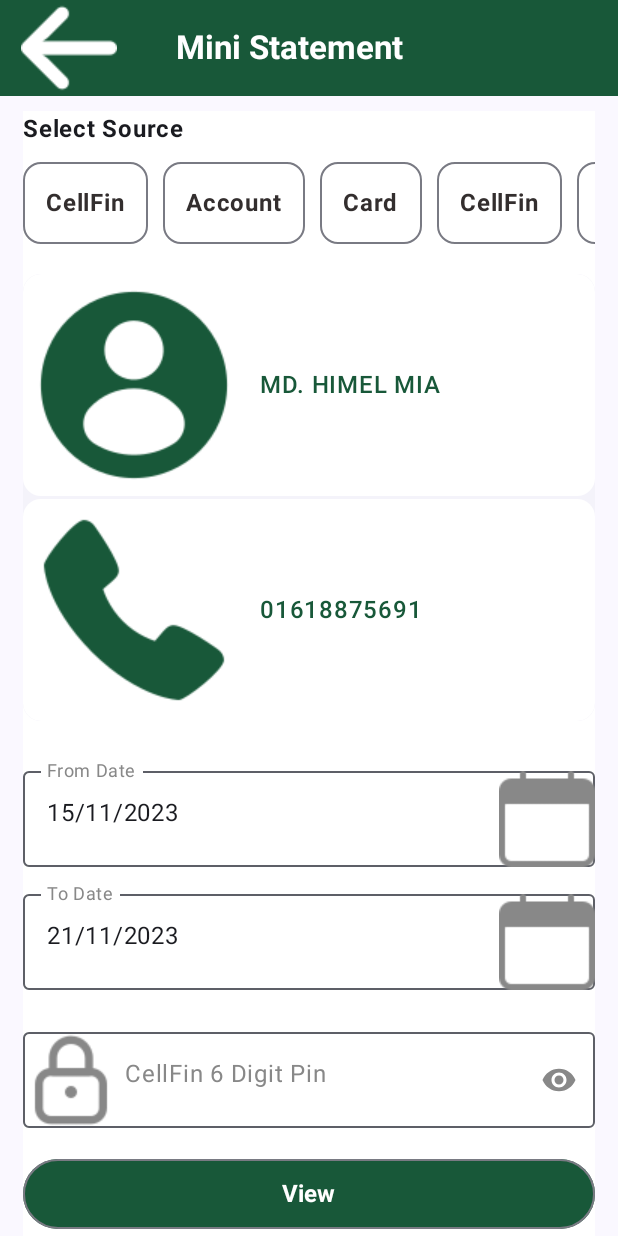
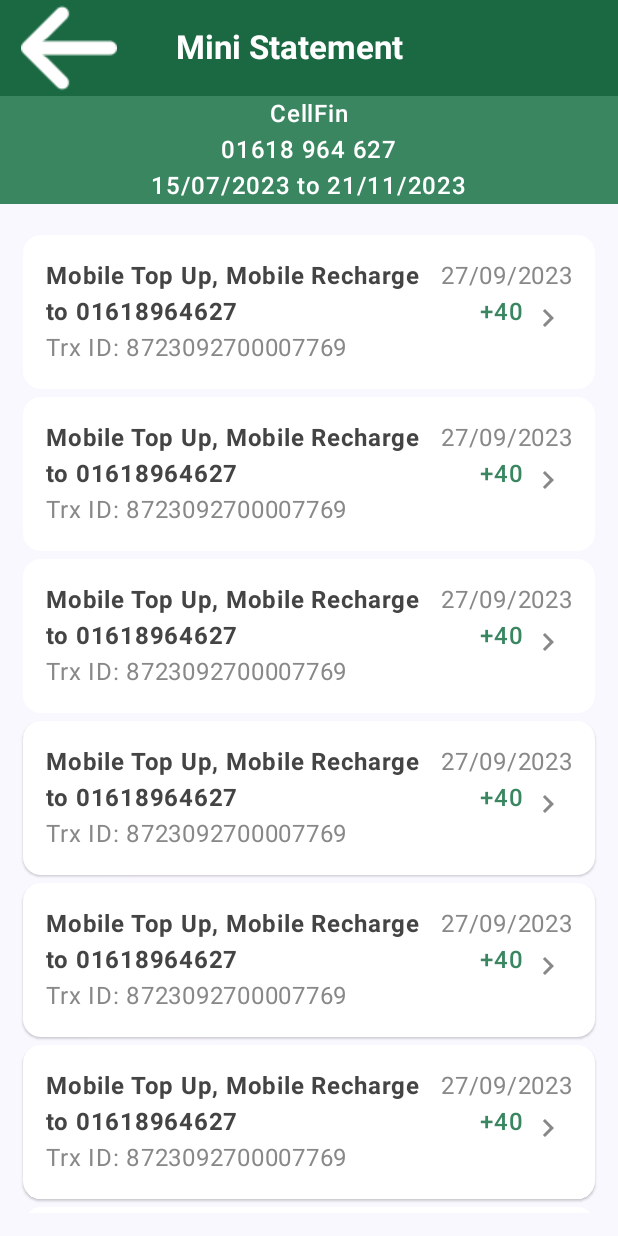
Before and after one commit to rasel-093/CellFin, an Android app built with Jetpack Compose: the StatementActivity screen opened directly, with no data from a screen before it, after a tap on "View", on a phone screen of 412 x 824 dp. Run offline under Robolectric (Android 15) with nearby library versions, the phone set to English and light mode, and no system bars.

Commit message:
Trx history screen designed

```diff
--- a/app/build.gradle.kts
+++ b/app/build.gradle.kts
@@ -62,11 +62,13 @@ dependencies {
     implementation("androidx.compose.material3:material3")
     implementation("androidx.navigation:navigation-runtime-ktx:2.7.5")
     implementation(platform("androidx.compose:compose-bom:2023.03.00"))
+    implementation(platform("androidx.compose:compose-bom:2023.03.00"))
     testImplementation("junit:junit:4.13.2")
     androidTestImplementation("androidx.test.ext:junit:1.1.5")
     androidTestImplementation("androidx.test.espresso:espresso-core:3.5.1")
     androidTestImplementation(platform("androidx.compose:compose-bom:2023.03.00"))
     androidTestImplementation("androidx.compose.ui:ui-test-junit4")
+    androidTestImplementation(platform("androidx.compose:compose-bom:2023.03.00"))
     androidTestImplementation(platform("androidx.compose:compose-bom:2023.03.00"))
     debugImplementation("androidx.compose.ui:ui-tooling")
     debugImplementation("androidx.compose.ui:ui-test-manifest")
--- a/app/src/main/AndroidManifest.xml
+++ b/app/src/main/AndroidManifest.xml
@@ -12,6 +12,11 @@
         android:supportsRtl="true"
         android:theme="@style/Theme.CellFin"
         tools:targetApi="31">
+        <activity
+            android:name=".StatementListActivity"
+            android:exported="false"
+            android:label="@string/title_activity_statement_list"
+            android:theme="@style/Theme.CellFin" />
         <activity
             android:name=".StatementActivity"
             android:exported="false"
--- a/app/src/main/java/com/example/cellfin/StatementActivity.kt
+++ b/app/src/main/java/com/example/cellfin/StatementActivity.kt
@@ -39,7 +39,7 @@ class StatementActivity : ComponentActivity() {
                     Scaffold(
                         topBar = {TopBar()}
                     ) {paddingValues ->
-                        MiniStatementScreen(paddingValues = paddingValues)
+                        MiniStatementScreen(paddingValues = paddingValues,this)
                     }
                 }
             }
--- /dev/null
+++ b/app/src/main/java/com/example/cellfin/StatementListActivity.kt
@@ -0,0 +1,157 @@
+package com.example.cellfin
+
+import android.os.Bundle
+import androidx.activity.ComponentActivity
+import androidx.activity.compose.setContent
+import androidx.compose.foundation.background
+import androidx.compose.foundation.layout.Arrangement
+import androidx.compose.foundation.layout.Column
+import androidx.compose.foundation.layout.PaddingValues
+import androidx.compose.foundation.layout.Row
+import androidx.compose.foundation.layout.fillMaxHeight
+import androidx.compose.foundation.layout.fillMaxSize
+import androidx.compose.foundation.layout.fillMaxWidth
+import androidx.compose.foundation.layout.padding
+import androidx.compose.foundation.rememberScrollState
+import androidx.compose.foundation.verticalScroll
+import androidx.compose.material3.CardDefaults
+import androidx.compose.material3.ElevatedCard
+import androidx.compose.material3.ExperimentalMaterial3Api
+import androidx.compose.material3.Icon
+import androidx.compose.material3.MaterialTheme
+import androidx.compose.material3.Scaffold
+import androidx.compose.material3.Surface
+import androidx.compose.material3.Text
+import androidx.compose.runtime.Composable
+import androidx.compose.ui.Alignment
+import androidx.compose.ui.Modifier
+import androidx.compose.ui.graphics.Color
+import androidx.compose.ui.res.painterResource
+import androidx.compose.ui.text.font.FontWeight
+import androidx.compose.ui.tooling.preview.Preview
+import androidx.compose.ui.unit.dp
+import com.example.cellfin.model.TrxItem
+import com.example.cellfin.model.trxList
+import com.example.cellfin.ui.theme.CellFinTheme
+import com.example.cellfin.ui.theme.fontWhite
+import com.example.cellfin.ui.theme.primaryColor
+
+class StatementListActivity : ComponentActivity() {
+    @OptIn(ExperimentalMaterial3Api::class)
+    override fun onCreate(savedInstanceState: Bundle?) {
+        super.onCreate(savedInstanceState)
+        setContent {
+            CellFinTheme {
+                // A surface container using the 'background' color from the theme
+                Surface(
+                    modifier = Modifier.fillMaxSize(),
+                    color = MaterialTheme.colorScheme.background
+                ) {
+                    Scaffold(
+                        topBar = { TopBar()}
+                    ) {paddingValues ->
+                        Column(
+                            modifier = Modifier
+                                .fillMaxSize()
+                        ) {
+                            HeadingContent(paddingValues)
+                            Column(
+                                modifier = Modifier
+                                    .padding(15.dp)
+                                    .verticalScroll(rememberScrollState())
+                            ) {
+                                trxList.forEach {item->
+                                    TrxItemCard(trxItem = item )
+                                }
+                            }
+                        }
+                    }
+                }
+            }
+        }
+    }
+}
+
+@Composable
+fun HeadingContent(padding: PaddingValues) {
+    Column(
+        horizontalAlignment = Alignment.CenterHorizontally,
+        modifier = Modifier
+            .fillMaxWidth()
+            .padding(padding)
+            .background(Color(0xFF398661))
+    ) {
+        HeadingText(text = "CellFin")
+        HeadingText(text = "01618 964 627")
+        HeadingText(text = "15/07/2023 to 21/11/2023")
+    }
+}
+
+@Composable
+fun HeadingText(text: String) {
+    Text(
+        text = text,
+        fontWeight = FontWeight.SemiBold,
+        color = fontWhite,
+        //modifier = Modifier.padding(4.dp)
+        )
+}
+
+@Composable
+fun TrxItemCard(trxItem: TrxItem) {
+    ElevatedCard(
+        colors = CardDefaults.cardColors(
+            containerColor = Color(0xFFFFFFFF)
+        ),
+        modifier = Modifier
+            .fillMaxWidth()
+            .padding(top = 5.dp)
+    ) {
+        Row(
+            modifier = Modifier
+                .fillMaxWidth()
+                .padding(15.dp)
+        ) {
+            Column(
+                modifier = Modifier.fillMaxWidth(0.75f),
+                verticalArrangement = Arrangement.SpaceEvenly
+            ) {
+                Text(
+                    text = "${trxItem.title}, ${trxItem.details}",
+                    fontWeight = FontWeight.Bold,
+                    color = Color.DarkGray
+                )
+                Text(
+                    text = "Trx ID: ${trxItem.trxId}",
+                    color = Color.Gray
+                )
+            }
+
+            Column(
+                verticalArrangement = Arrangement.SpaceBetween,
+                horizontalAlignment = Alignment.End,
+                modifier = Modifier.fillMaxHeight()
+            ) {
+                Text(
+                    text = "${trxItem.date}",
+                    color = Color.Gray
+                )
+                Row(
+                    horizontalArrangement = Arrangement.Center
+                ) {
+                    Text(
+                        text = if(trxItem.trxType) "-${trxItem.amount}" else "+${trxItem.amount}",
+                        color = if(trxItem.trxType) Color.Red else Color(0xFF398661),
+                        fontWeight = FontWeight.SemiBold
+                    )
+                    Icon(
+                        painter = painterResource(id = R.drawable.right_arrow_icon) ,
+                        contentDescription = null,
+                        modifier = Modifier.padding(4.dp),
+                        tint = Color.Gray
+                    )
+                }
+            }
+        }
+    }
+}
--- a/app/src/main/java/com/example/cellfin/model/TrxItem.kt
+++ b/app/src/main/java/com/example/cellfin/model/TrxItem.kt
@@ -1 +1,11 @@
 package com.example.cellfin.model
+
+data class TrxItem(
+    val id: Int,
+    var title: String,
+    var details: String,
+    var date: String,
+    var trxId: String,
+    val amount: String,
+    val trxType: Boolean    //false -> Cash out, true-> Cash in
+)
--- a/app/src/main/java/com/example/cellfin/screens/MiniStatementScreen.kt
+++ b/app/src/main/java/com/example/cellfin/screens/MiniStatementScreen.kt
@@ -1,5 +1,7 @@
 package com.example.cellfin.screens
 
+import android.content.Intent
+import androidx.activity.ComponentActivity
 import androidx.compose.foundation.background
 import androidx.compose.foundation.horizontalScroll
 import androidx.compose.foundation.layout.Column
@@ -9,6 +11,7 @@ import androidx.compose.foundation.layout.fillMaxSize
 import androidx.compose.foundation.layout.fillMaxWidth
 import androidx.compose.foundation.layout.padding
 import androidx.compose.foundation.rememberScrollState
+import androidx.compose.foundation.text.KeyboardOptions
 import androidx.compose.material3.ButtonDefaults
 import androidx.compose.material3.CardDefaults
 import androidx.compose.material3.ElevatedCard
@@ -26,14 +29,17 @@ import androidx.compose.ui.Modifier
 import androidx.compose.ui.graphics.Color
 import androidx.compose.ui.res.painterResource
 import androidx.compose.ui.text.font.FontWeight
+import androidx.compose.ui.text.input.ImeAction
+import androidx.compose.ui.text.input.KeyboardType
 import androidx.compose.ui.unit.dp
 import androidx.compose.ui.unit.sp
 import com.example.cellfin.R
+import com.example.cellfin.StatementListActivity
 import com.example.cellfin.ui.theme.fontBlack
 import com.example.cellfin.ui.theme.primaryColor
 
 @Composable
-fun MiniStatementScreen(paddingValues: PaddingValues) {
+fun MiniStatementScreen(paddingValues: PaddingValues, context: ComponentActivity) {
     var fromDate = rememberSaveable{
         mutableStateOf("15/11/2023")
     }
@@ -61,11 +67,10 @@ fun MiniStatementScreen(paddingValues: PaddingValues) {
                     .padding(top = 10.dp)
                     .horizontalScroll(rememberScrollState())
             ){
-                SourceCard(text = "CellFin")
-                SourceCard(text = "Account")
-                SourceCard(text = "Card")
-                SourceCard(text = "CellFin")
-                SourceCard(text = "M")
+                SourceCard(text = "CellFin" ,color = Color(0xFF6CDAA3))
+                SourceCard(text = "Account", color = Color(0xFFFFFFFF))
+                SourceCard(text = "Card", color = Color(0xFFFFFFFF))
+                SourceCard(text = "Mobile", color = Color(0xFFFFFFFF))
 
             }
         }
@@ -80,16 +85,16 @@ fun MiniStatementScreen(paddingValues: PaddingValues) {
             PasswordField(pass = passWord.value, onValueChange ={passWord.value = it} )
         }
 
-        ViewBtn()
+        ViewBtn(context = context)
 
     }
 }
 
 @Composable
-fun SourceCard(text: String) {
+fun SourceCard(text: String, color: Color) {
     OutlinedCard(
         colors = CardDefaults.cardColors(
-            containerColor = Color(0xFFFFFFFF)
+            containerColor = color
         ),
         modifier = Modifier
             .padding(end = 10.dp)
@@ -217,16 +222,23 @@ fun PasswordField(pass: String,onValueChange: (String) -> Unit) {
                 text = "CellFin 6 Digit Pin",
                 color = Color.Gray)
                 },
+        keyboardOptions = KeyboardOptions(
+            keyboardType = KeyboardType.Number,
+            imeAction = ImeAction.Done
+        ),
         modifier = Modifier
             .fillMaxWidth()
-            .padding(top = 20.dp)
+            .padding(top = 10.dp)
     )
 }
 
 @Composable
-fun ViewBtn() {
+fun ViewBtn(context: ComponentActivity) {
     OutlinedButton(
-        onClick = { /*TODO*/ },
+        onClick = {
+            val intent = Intent(context,StatementListActivity::class.java)
+            context.startActivity(intent)
+        },
         colors = ButtonDefaults.buttonColors(
             containerColor = primaryColor,
             contentColor = Color(0xFFFFFFFF)
--- a/app/src/main/java/com/example/cellfin/ui/theme/Color.kt
+++ b/app/src/main/java/com/example/cellfin/ui/theme/Color.kt
@@ -10,6 +10,7 @@ val Purple40 = Color(0xFF6650a4)
 val PurpleGrey40 = Color(0xFF625b71)
 val Pink40 = Color(0xFF7D5260)
 
-val primaryColor = Color(0xFF185839)
+val primaryColor = Color(0xFF1A6942)
 val fontWhite = Color(0xFFFFFFFF)
 val fontBlack = Color(0xFF332E2E)
+val colorGray = Color(0xFF2C3F50)
--- /dev/null
+++ b/app/src/main/res/drawable/right_arrow_icon.xml
@@ -0,0 +1,5 @@
+<vector android:autoMirrored="true" android:height="24dp"
+    android:tint="#000000" android:viewportHeight="24"
+    android:viewportWidth="24" android:width="24dp" xmlns:android="http://schemas.android.com/apk/res/android">
+    <path android:fillColor="@android:color/white" android:pathData="M8.59,16.59L13.17,12 8.59,7.41 10,6l6,6 -6,6 -1.41,-1.41z"/>
+</vector>
--- a/app/src/main/res/values/strings.xml
+++ b/app/src/main/res/values/strings.xml
@@ -1,4 +1,5 @@
 <resources>
     <string name="app_name">CellFin</string>
     <string name="title_activity_statement">StatementActivity</string>
+    <string name="title_activity_statement_list">StatementListActivity</string>
 </resources>
```
Also changed, not shown: app/src/main/java/com/example/cellfin/MainActivity.kt (+6 -8 lines), app/src/main/java/com/example/cellfin/model/SampleItem.kt (added, +67 -0 lines).
